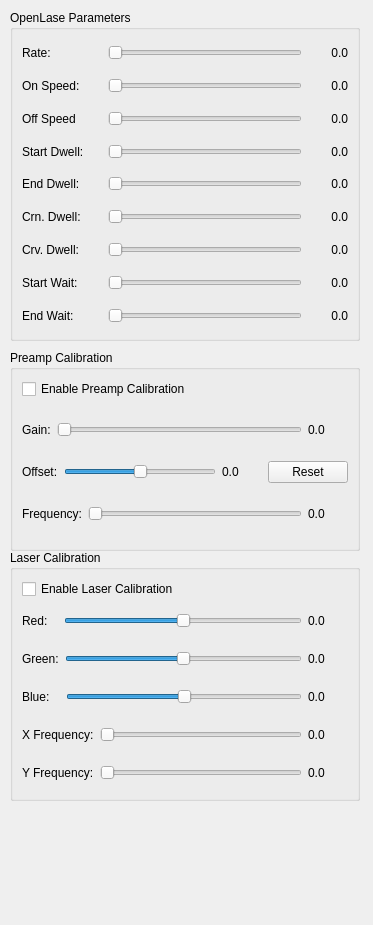
Qt form lux/panels/CalibrationPanel.ui (broxtronix/Fiat-Lux) before a commit.
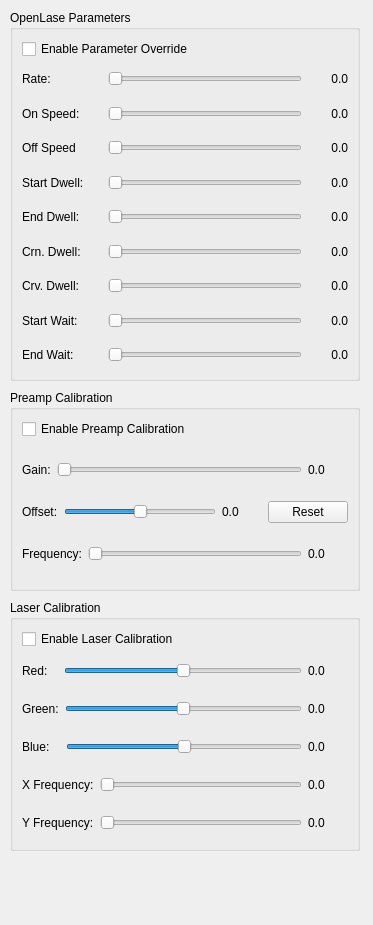
The same form after that commit.

Commit message: Started migrating the parameters into the plugins themselves so that we can tune each one individually.  Also added a safety interlock to prevent lasers from turning on during startup, and in the process hopefully fixed the hanging problem.

Diff of the .ui file:
```diff
--- a/lux/panels/CalibrationPanel.ui
+++ b/lux/panels/CalibrationPanel.ui
@@ -35,7 +35,7 @@
    <property name="geometry">
     <rect>
      <x>10</x>
-     <y>350</y>
+     <y>390</y>
      <width>350</width>
      <height>201</height>
     </rect>
@@ -185,7 +185,7 @@
    <property name="geometry">
     <rect>
      <x>10</x>
-     <y>550</y>
+     <y>600</y>
      <width>350</width>
      <height>251</height>
     </rect>
@@ -407,7 +407,7 @@
      <x>10</x>
      <y>10</y>
      <width>350</width>
-     <height>331</height>
+     <height>371</height>
     </rect>
    </property>
    <property name="sizePolicy">
@@ -434,6 +434,23 @@
    <layout class="QHBoxLayout" name="horizontalLayout_24">
     <item>
      <layout class="QVBoxLayout" name="verticalLayout_4">
+      <item>
+       <layout class="QHBoxLayout" name="horizontalLayout_28">
+        <item>
+         <widget class="QCheckBox" name="parameterOverride">
+          <property name="sizePolicy">
+           <sizepolicy hsizetype="Preferred" vsizetype="Fixed">
+            <horstretch>0</horstretch>
+            <verstretch>0</verstretch>
+           </sizepolicy>
+          </property>
+          <property name="text">
+           <string>Enable Parameter Override</string>
+          </property>
+         </widget>
+        </item>
+       </layout>
+      </item>
       <item>
        <layout class="QHBoxLayout" name="horizontalLayout_25">
         <item>
```
The commit also changes 11 other files.
